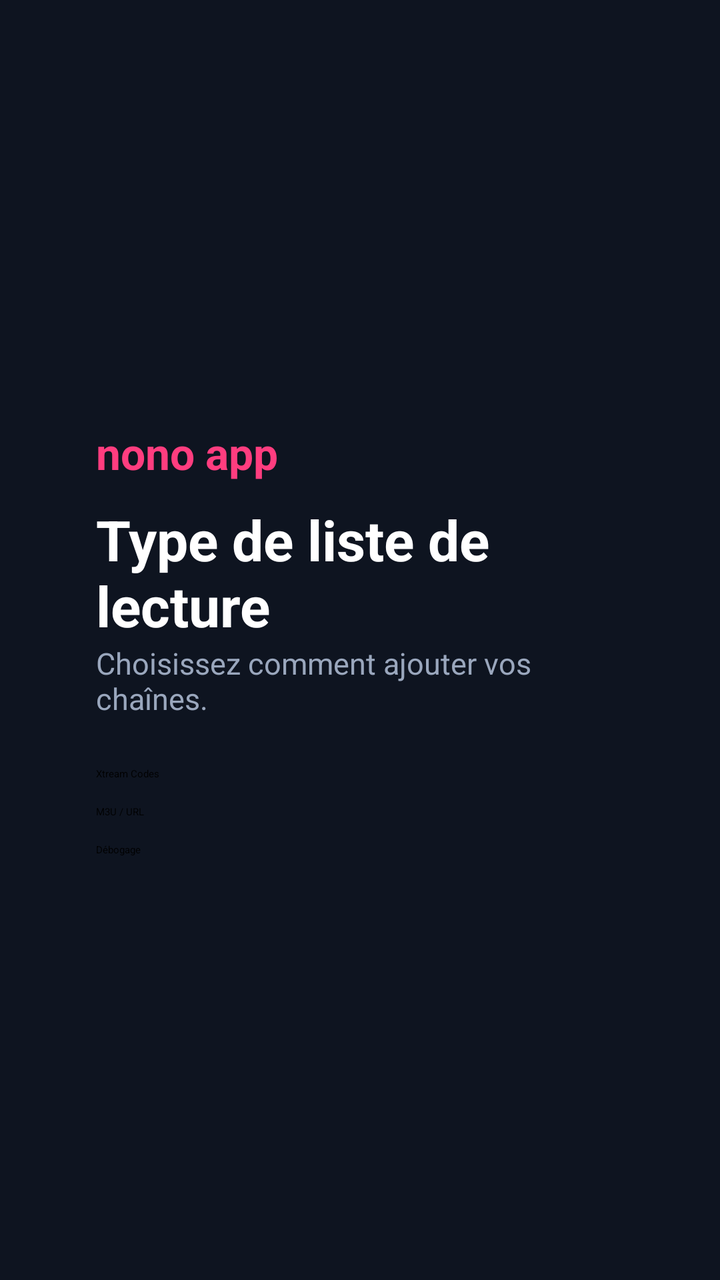
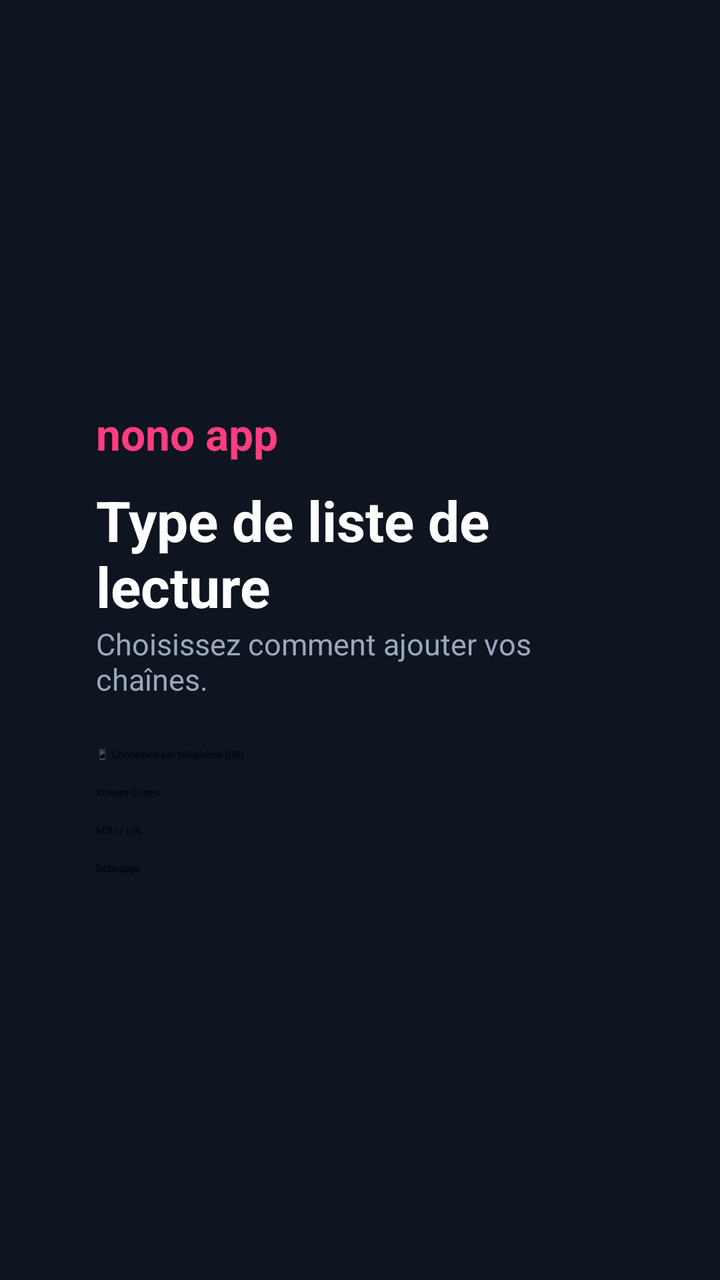

An Android layout rendered at two revisions. The XML below is the earlier revision; the diff shows what the commit changed to produce the second picture.
<!-- AndroidManifest.xml: application theme Theme.NonoApp -->
<!-- res/layout/fragment_playlist_type.xml -->
<?xml version="1.0" encoding="utf-8"?>
<ScrollView xmlns:android="http://schemas.android.com/apk/res/android"
    android:layout_width="match_parent"
    android:layout_height="match_parent"
    android:background="@color/bg"
    android:fillViewport="true">

    <LinearLayout
        android:layout_width="match_parent"
        android:layout_height="wrap_content"
        android:orientation="vertical"
        android:gravity="center_vertical"
        android:padding="48dp">

        <TextView
            android:layout_width="wrap_content"
            android:layout_height="wrap_content"
            android:text="@string/app_name"
            android:textColor="@color/accent_pink"
            android:textSize="22sp"
            android:textStyle="bold" />

        <TextView
            android:layout_width="wrap_content"
            android:layout_height="wrap_content"
            android:text="Type de liste de lecture"
            android:textColor="@color/text_primary"
            android:textSize="28sp"
            android:textStyle="bold"
            android:layout_marginTop="10dp" />

        <TextView
            android:layout_width="wrap_content"
            android:layout_height="wrap_content"
            android:text="Choisissez comment ajouter vos chaînes."
            android:textColor="@color/text_secondary"
            android:textSize="15sp"
            android:layout_marginBottom="24dp" />

        <Button android:id="@+id/btn_xtream" android:layout_width="380dp" android:layout_height="wrap_content" android:text="Xtream Codes" android:layout_marginBottom="12dp" />
        <Button android:id="@+id/btn_m3u" android:layout_width="380dp" android:layout_height="wrap_content" android:text="M3U / URL" android:layout_marginBottom="12dp" />
        <Button android:id="@+id/btn_debug" android:layout_width="380dp" android:layout_height="wrap_content" android:text="Débogage" />
    </LinearLayout>
</ScrollView>
<!-- resources referenced by this layout -->
<resources>
  <color name="accent_pink">#FF3D7F</color>
  <color name="bg">#0E1420</color>
  <color name="text_primary">#FFFFFF</color>
  <color name="text_secondary">#9AA7BD</color>
  <string name="app_name">nono app</string>
  <style name="Theme.NonoApp" parent="Theme.Leanback">
          <item name="android:windowBackground">@color/bg</item>
          <item name="android:colorBackground">@color/bg</item>
      </style>
</resources>

<!-- the commit's change to res/layout/fragment_playlist_type.xml (unified diff, before → after) -->
@@ -37,6 +37,7 @@
             android:textSize="15sp"
             android:layout_marginBottom="24dp" />
 
+        <Button android:id="@+id/btn_qr" android:layout_width="380dp" android:layout_height="wrap_content" android:text="📱 Connexion par téléphone (QR)" android:layout_marginBottom="12dp" />
         <Button android:id="@+id/btn_xtream" android:layout_width="380dp" android:layout_height="wrap_content" android:text="Xtream Codes" android:layout_marginBottom="12dp" />
         <Button android:id="@+id/btn_m3u" android:layout_width="380dp" android:layout_height="wrap_content" android:text="M3U / URL" android:layout_marginBottom="12dp" />
         <Button android:id="@+id/btn_debug" android:layout_width="380dp" android:layout_height="wrap_content" android:text="Débogage" />
<!-- resource entries referenced after the edit -->
@@ -6,8 +6,20 @@
   <color name="text_secondary">#9AA7BD</color>
   <string name="app_name">nono app</string>
   <style name="Theme.NonoApp" parent="Theme.Leanback">
-          <item name="android:windowBackground">@color/bg</item>
+          <item name="android:windowBackground">@drawable/bg_gradient</item>
           <item name="android:colorBackground">@color/bg</item>
       </style>
+  <!-- drawable bg_gradient (drawable) -->
+  <?xml version="1.0" encoding="utf-8"?>
+  <shape xmlns:android="http://schemas.android.com/apk/res/android" android:shape="rectangle">
+      <gradient
+          android:type="linear"
+          android:angle="135"
+          android:startColor="@color/bg_grad_start"
+          android:centerColor="@color/bg"
+          android:endColor="@color/bg_grad_end" />
+  </shape>
+  <color name="bg_grad_start">#18253D</color>
+  <color name="bg_grad_end">#080C14</color>
 </resources>
 
